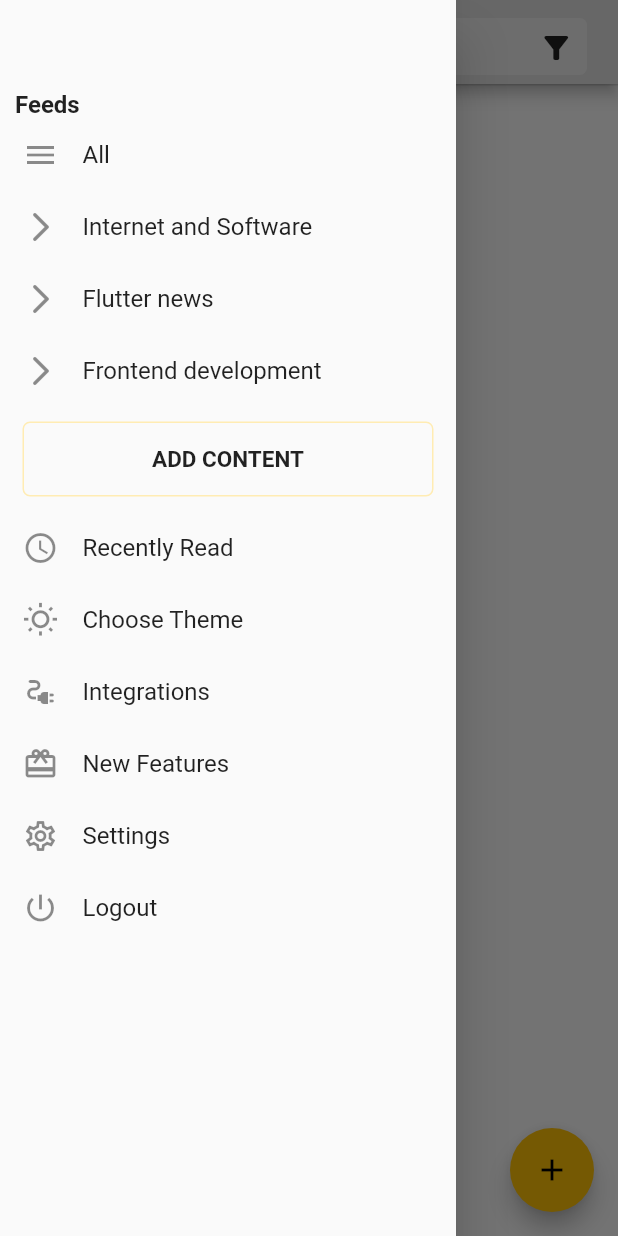
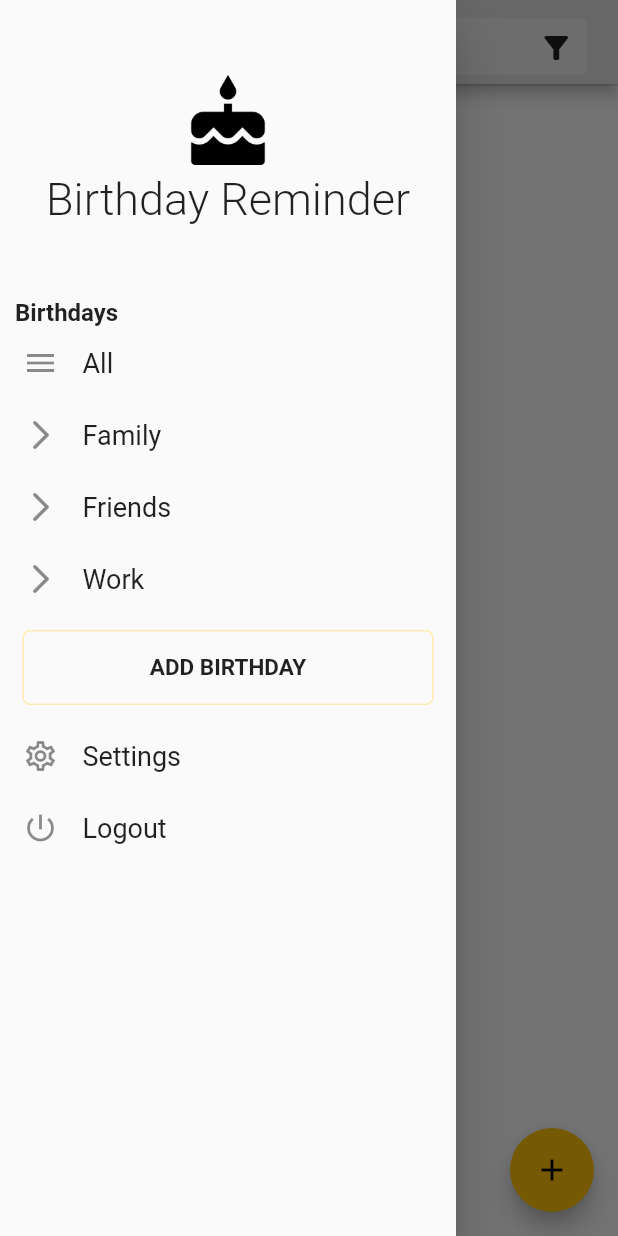
Before and after one commit to eloicasamayor/BirthdayReminder, a Flutter app: the screen it shows after launch, with the side drawer open, on a phone screen of 412 x 824 dp. Run offline on Flutter 3.47's test engine with Material 2 defaults, Android fonts, the phone set to English and light mode, and no system bars; our stand-ins replace flutter_datetime_picker, flutter_local_notifications, sqflite, timezone; accounts and stored records are empty.

Commit message:
bugs resolved: scheduled notifications managing, editing screen styling and bugs

```diff
--- a/lib/main.dart
+++ b/lib/main.dart
@@ -36,6 +36,14 @@ class MyApp extends StatelessWidget {
                   borderRadius: BorderRadius.circular(20)),
             ),
           ),
+          textTheme: TextTheme(
+            subtitle1: TextStyle(
+              fontSize: 18,
+            ),
+            subtitle2: TextStyle(
+              fontSize: 16,
+            ),
+          ),
         ),
         home: MyHomePage(title: 'Bday Remind'),
       ),
--- a/lib/providers/aniversaris.dart
+++ b/lib/providers/aniversaris.dart
@@ -85,8 +85,7 @@ class Aniversaris with ChangeNotifier {
         dataNaixement: dataNaixementEscollida,
       );
       _aniversaris.add(nouAniversari);
-      NotificationService()
-          .sheduleNotification(autogeneratedId, dataNaixementEscollida);
+      NotificationService().sheduleNotification(nouAniversari);
     });
 
     notifyListeners();
@@ -98,6 +97,7 @@ class Aniversaris with ChangeNotifier {
           _aniversaris.indexWhere((element) => element.id == id);
       _aniversaris.removeAt(indexToReplace);
     });
+    NotificationService().removeSheduleNotification(id);
 
     notifyListeners();
   }
@@ -128,6 +128,8 @@ class Aniversaris with ChangeNotifier {
           _aniversaris.indexWhere((element) => element.id == id);
       _aniversaris.removeAt(indexToReplace);
       _aniversaris.insert(indexToReplace, updatedAniversari);
+      NotificationService().removeSheduleNotification(updatedAniversari.id);
+      NotificationService().sheduleNotification(updatedAniversari);
     });
 
     notifyListeners();
--- a/lib/screens/lateral_menu.dart
+++ b/lib/screens/lateral_menu.dart
@@ -1,3 +1,4 @@
+import 'package:aniversaris/screens/nou_aniversari_screen.dart';
 import 'package:flutter/material.dart';
 
 class LateralMenu extends StatelessWidget {
@@ -10,10 +11,38 @@ class LateralMenu extends StatelessWidget {
           child:
               Column(crossAxisAlignment: CrossAxisAlignment.start, children: [
             SizedBox(
+              height: 40,
+            ),
+            Container(
+              width: double.infinity,
+              child: Column(
+                mainAxisAlignment: MainAxisAlignment.center,
+                children: [
+                  Image.asset(
+                    'assets/images/app_icon.png',
+                    fit: BoxFit.cover,
+                    height: 60,
+                  ),
+                  SizedBox(
+                    height: 10,
+                  ),
+                  Text(
+                    'Birthday Reminder',
+                    style: TextStyle(
+                      fontWeight: FontWeight.w300,
+                      fontSize: 30,
+                      height: .95,
+                    ),
+                    overflow: TextOverflow.ellipsis,
+                  ),
+                ],
+              ),
+            ),
+            SizedBox(
               height: 50,
             ),
-            Text(
-              'Feeds',
+            const Text(
+              'Birthdays',
               style: TextStyle(
                 fontSize: 16,
                 fontWeight: FontWeight.bold,
@@ -39,7 +68,7 @@ class LateralMenu extends StatelessWidget {
                 Icons.arrow_forward_ios_rounded,
               ),
               title: Text(
-                'Internet and Software',
+                'Family',
                 style: Theme.of(context).textTheme.subtitle1,
               ),
             ),
@@ -51,7 +80,7 @@ class LateralMenu extends StatelessWidget {
                 Icons.arrow_forward_ios_rounded,
               ),
               title: Text(
-                'Flutter news',
+                'Friends',
                 style: Theme.of(context).textTheme.subtitle1,
               ),
             ),
@@ -63,13 +92,21 @@ class LateralMenu extends StatelessWidget {
                 Icons.arrow_forward_ios_rounded,
               ),
               title: Text(
-                'Frontend development',
+                'Work',
                 style: Theme.of(context).textTheme.subtitle1,
               ),
             ),
             InkWell(
               onTap: () {
                 Navigator.of(context).pop();
+
+                Navigator.of(context).push(
+                  MaterialPageRoute(
+                    builder: (_) {
+                      return NouAniversariScreen(editando: false);
+                    },
+                  ),
+                );
               },
               child: Container(
                 decoration: BoxDecoration(
@@ -81,8 +118,8 @@ class LateralMenu extends StatelessWidget {
                 padding: EdgeInsets.all(10),
                 margin: EdgeInsets.symmetric(horizontal: 5, vertical: 10),
                 child: Center(
-                  child: Text(
-                    'ADD CONTENT',
+                  child: const Text(
+                    'ADD BIRTHDAY',
                     textAlign: TextAlign.center,
                     style: TextStyle(
                       fontWeight: FontWeight.bold,
@@ -90,46 +127,6 @@ class LateralMenu extends StatelessWidget {
                     ),
                   ),
                 ),
-              ),
-            ),
-            ListTile(
-              dense: true,
-              minLeadingWidth: 10,
-              contentPadding: EdgeInsets.symmetric(horizontal: 5, vertical: 0),
-              leading: Icon(Icons.access_time),
-              title: Text(
-                'Recently Read',
-                style: Theme.of(context).textTheme.subtitle1,
-              ),
-            ),
-            ListTile(
-              dense: true,
-              minLeadingWidth: 10,
-              contentPadding: EdgeInsets.symmetric(horizontal: 5, vertical: 0),
-              leading: Icon(Icons.wb_sunny_outlined),
-              title: Text(
-                'Choose Theme',
-                style: Theme.of(context).textTheme.subtitle1,
-              ),
-            ),
-            ListTile(
-              dense: true,
-              minLeadingWidth: 10,
-              contentPadding: EdgeInsets.symmetric(horizontal: 5, vertical: 0),
-              leading: Icon(Icons.electrical_services),
-              title: Text(
-                'Integrations',
-                style: Theme.of(context).textTheme.subtitle1,
-              ),
-            ),
-            ListTile(
-              dense: true,
-              minLeadingWidth: 10,
-              contentPadding: EdgeInsets.symmetric(horizontal: 5, vertical: 0),
-              leading: Icon(Icons.card_giftcard),
-              title: Text(
-                'New Features',
-                style: Theme.of(context).textTheme.subtitle1,
               ),
             ),
             ListTile(
--- a/pubspec.yaml
+++ b/pubspec.yaml
@@ -51,8 +51,8 @@ flutter:
   uses-material-design: true
 
   # To add assets to your application, add an assets section, like this:
-  # assets:
-  #   - images/a_dot_burr.jpeg
+  assets:
+    - assets/images/app_icon.png
   #   - images/a_dot_ham.jpeg
 
   # An image asset can refer to one or more resolution-specific "variants", see
```
Also changed, not shown: lib/helpers/notification_service.dart (+30 -9 lines), lib/screens/aniversari_details_screen.dart (+69 -35 lines), lib/screens/nou_aniversari_screen.dart (+54 -20 lines), assets/images/app_icon.png (added), 1 other file.
